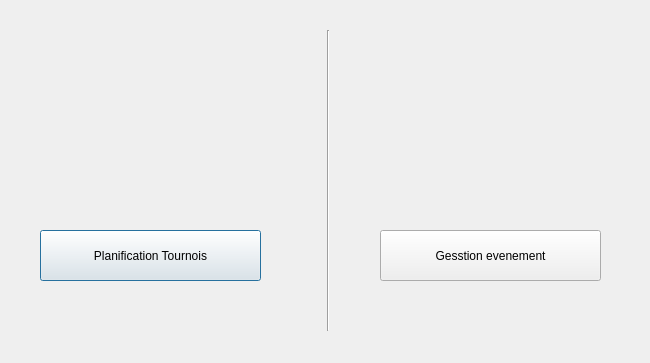
First picture: the form in dialogmenu.ui, repository Alahamed/Projet-Cpp, before the edit.
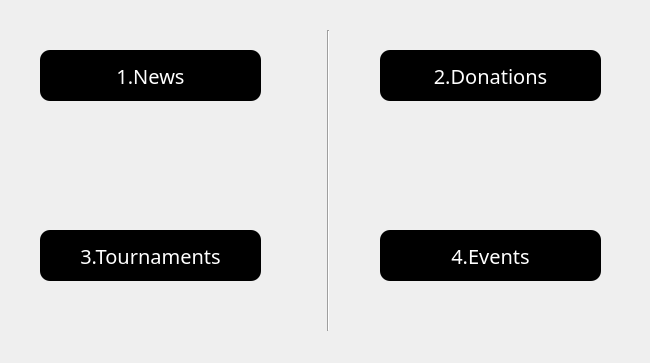
Second picture: the form after the edit.

Patch:
```diff
--- a/dialogmenu.ui
+++ b/dialogmenu.ui
@@ -13,6 +13,21 @@
   <property name="windowTitle">
    <string>Dialog</string>
   </property>
+  <property name="styleSheet">
+   <string notr="true">QPushButton
+{
+text-align:center;
+font-size:20px;
+font-family: Impact;
+  color: white;
+  background-color: black;
+  border-width: 0px;
+  border-radius:10px;
+}
+QPushButton:hover { background-color: white;
+color:black;
+text-decoration: underline; }</string>
+  </property>
   <widget class="QPushButton" name="pushButton">
    <property name="geometry">
     <rect>
@@ -23,7 +38,7 @@
     </rect>
    </property>
    <property name="text">
-    <string>Planification Tournois</string>
+    <string>3.Tournaments</string>
    </property>
   </widget>
   <widget class="QLabel" name="label">
@@ -62,7 +77,33 @@
     </rect>
    </property>
    <property name="text">
-    <string>Gesstion evenement</string>
+    <string>4.Events</string>
+   </property>
+  </widget>
+  <widget class="QPushButton" name="pushButton_3">
+   <property name="geometry">
+    <rect>
+     <x>380</x>
+     <y>50</y>
+     <width>221</width>
+     <height>51</height>
+    </rect>
+   </property>
+   <property name="text">
+    <string>2.Donations</string>
+   </property>
+  </widget>
+  <widget class="QPushButton" name="pushButton_4">
+   <property name="geometry">
+    <rect>
+     <x>40</x>
+     <y>50</y>
+     <width>221</width>
+     <height>51</height>
+    </rect>
+   </property>
+   <property name="text">
+    <string>1.News</string>
    </property>
   </widget>
   <zorder>label</zorder>
```
Left out of the diff: 2 changed lines with no effect on the pictures.
